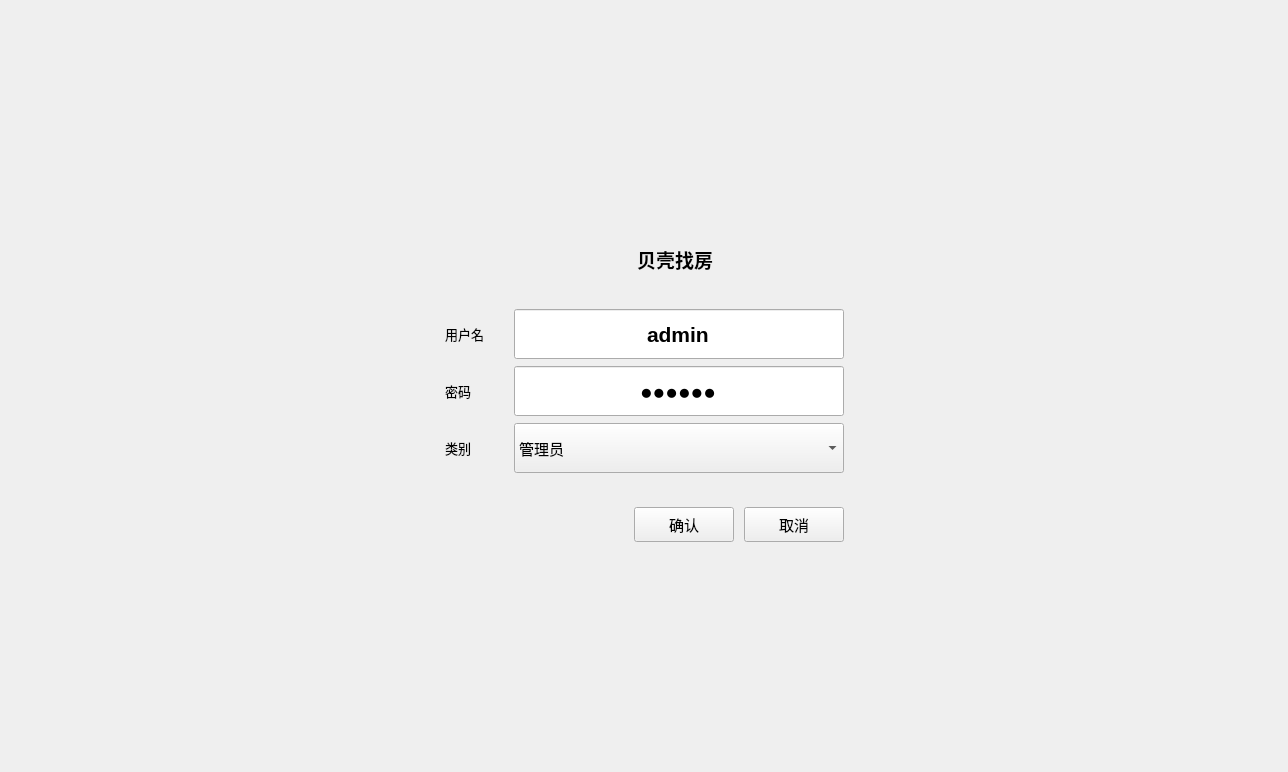
First picture: the form in loginwidget.ui, repository ciyeer/ManageSystem, before the edit.
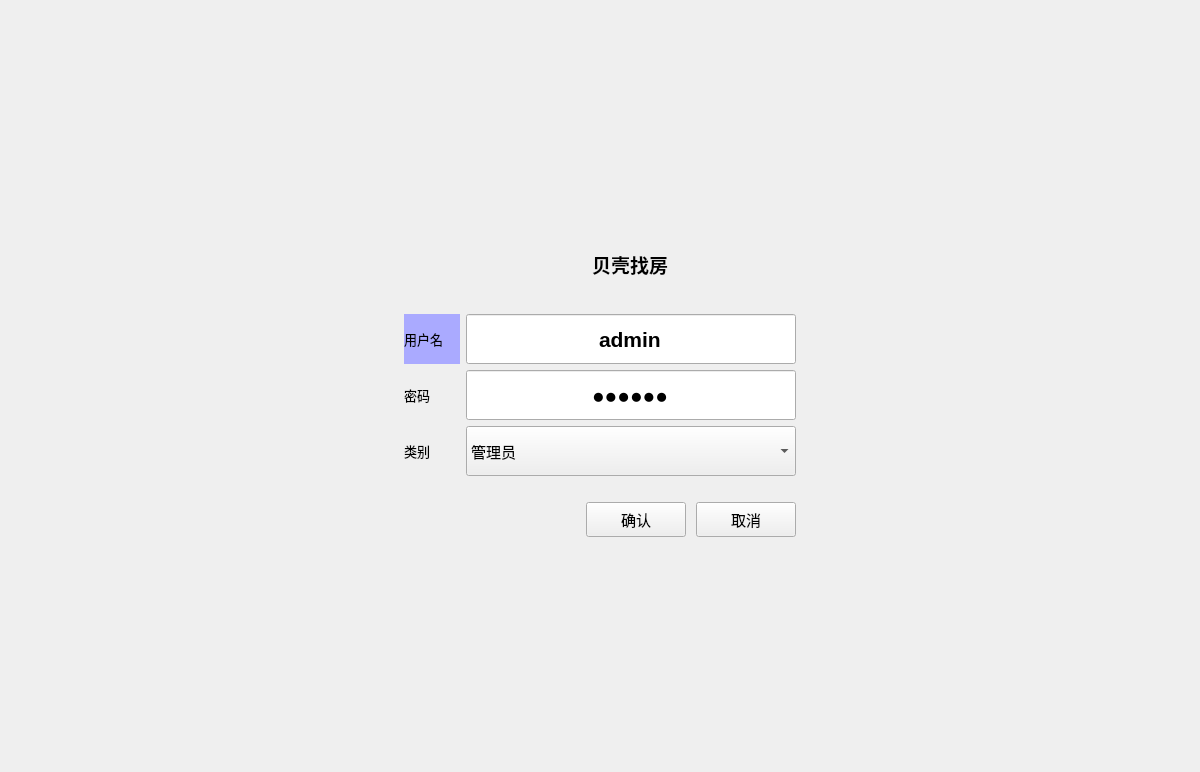
Second picture: the form after the edit. Icons and pictures are not drawn.

The edit to the form file:
```diff
--- a/loginwidget.ui
+++ b/loginwidget.ui
@@ -6,7 +6,7 @@
    <rect>
     <x>0</x>
     <y>0</y>
-    <width>1288</width>
+    <width>1200</width>
     <height>772</height>
    </rect>
   </property>
@@ -21,8 +21,8 @@
      </property>
      <property name="sizeHint" stdset="0">
       <size>
-       <width>20</width>
-       <height>44</height>
+       <width>17</width>
+       <height>205</height>
       </size>
      </property>
     </spacer>
@@ -158,20 +158,8 @@
       </spacer>
      </item>
      <item>
-      <layout class="QFormLayout" name="formLayout">
-       <property name="horizontalSpacing">
-        <number>30</number>
-       </property>
-       <property name="verticalSpacing">
-        <number>7</number>
-       </property>
-       <property name="leftMargin">
-        <number>30</number>
-       </property>
-       <property name="rightMargin">
-        <number>30</number>
-       </property>
-       <item row="0" column="0">
+      <layout class="QHBoxLayout" name="horizontalLayout_3" stretch="2,8">
+       <item>
         <widget class="QLabel" name="label">
          <property name="minimumSize">
           <size>
@@ -191,12 +179,15 @@
            <pointsize>10</pointsize>
           </font>
          </property>
+         <property name="styleSheet">
+          <string notr="true">background-color: rgb(170, 170, 255);</string>
+         </property>
          <property name="text">
           <string>用户名</string>
          </property>
         </widget>
        </item>
-       <item row="0" column="1">
+       <item>
         <widget class="QLineEdit" name="lineEdit_username">
          <property name="minimumSize">
           <size>
@@ -229,7 +220,11 @@
          </property>
         </widget>
        </item>
-       <item row="1" column="0">
+      </layout>
+     </item>
+     <item>
+      <layout class="QHBoxLayout" name="horizontalLayout_4" stretch="2,8">
+       <item>
         <widget class="QLabel" name="label_2">
          <property name="minimumSize">
           <size>
@@ -254,7 +249,7 @@
          </property>
         </widget>
        </item>
-       <item row="1" column="1">
+       <item>
         <widget class="QLineEdit" name="lineEdit_password">
          <property name="minimumSize">
           <size>
@@ -293,7 +288,11 @@
          </property>
         </widget>
        </item>
-       <item row="2" column="0">
+      </layout>
+     </item>
+     <item>
+      <layout class="QHBoxLayout" name="horizontalLayout_5" stretch="2,8">
+       <item>
         <widget class="QLabel" name="label_3">
          <property name="minimumSize">
           <size>
@@ -318,7 +317,7 @@
          </property>
         </widget>
        </item>
-       <item row="2" column="1">
+       <item>
         <widget class="QComboBox" name="comboBox_type">
          <property name="minimumSize">
           <size>
@@ -350,7 +349,9 @@
          </item>
         </widget>
        </item>
-       <item row="3" column="0">
+      </layout>
+     </item>
+     <item>
         <spacer name="verticalSpacer">
          <property name="orientation">
           <enum>Qt::Vertical</enum>
@@ -363,8 +364,8 @@
          </property>
         </spacer>
        </item>
-       <item row="4" column="1">
-        <layout class="QHBoxLayout" name="horizontalLayout">
+     <item>
+      <layout class="QHBoxLayout" name="horizontalLayout" stretch="5,5,5">
          <property name="spacing">
           <number>10</number>
          </property>
@@ -435,8 +436,6 @@
        </item>
       </layout>
      </item>
-    </layout>
-   </item>
    <item row="1" column="2">
     <spacer name="horizontalSpacer_6">
      <property name="orientation">
@@ -457,8 +456,8 @@
      </property>
      <property name="sizeHint" stdset="0">
       <size>
-       <width>20</width>
-       <height>43</height>
+       <width>17</width>
+       <height>205</height>
       </size>
      </property>
     </spacer>
```
Lines whose indentation alone changed are shown as unchanged.
